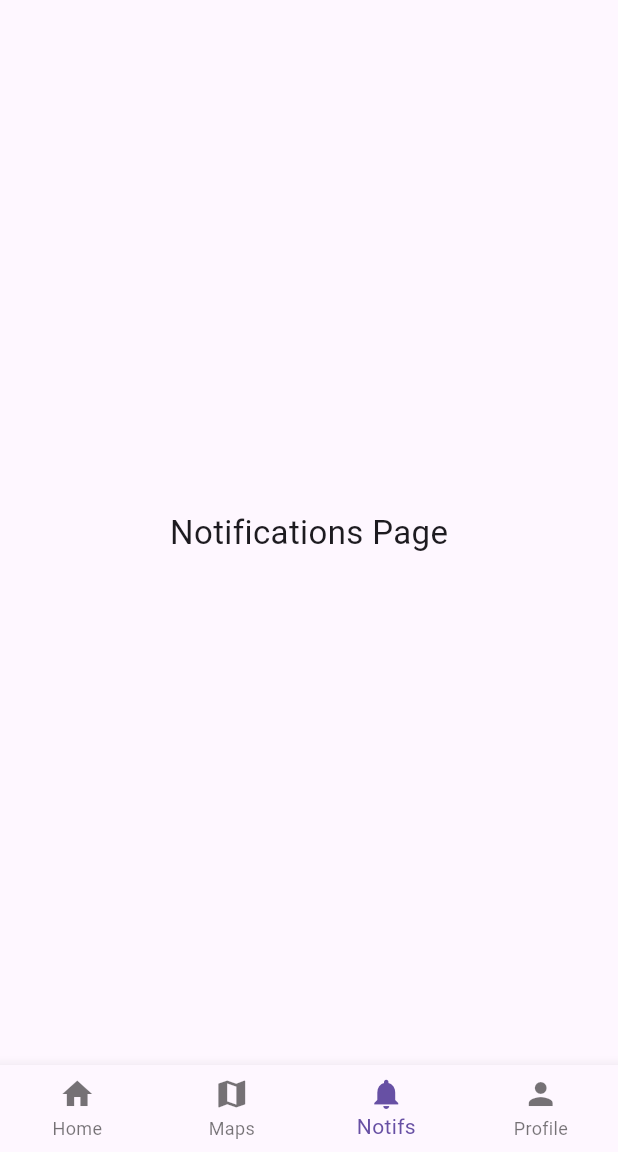
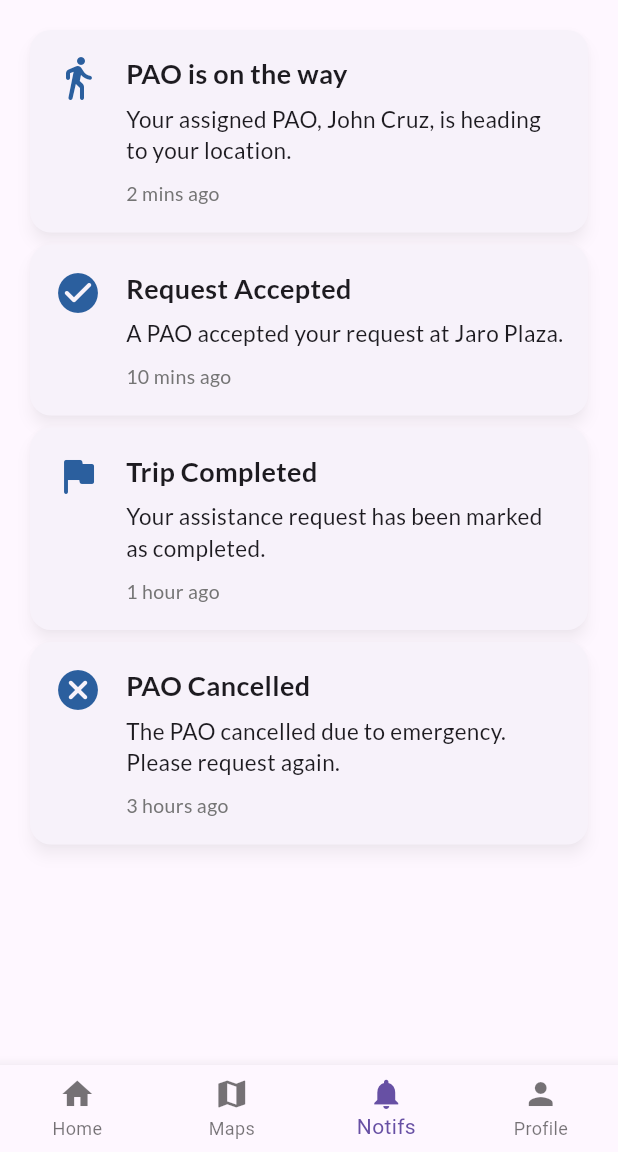
Before and after one commit to Angeloooww/FinalSakayAlalay, a Flutter app: the NotificationsPage screen opened directly, on a phone screen of 412 x 824 dp, the part 84-1236 px from its top. Run offline on Flutter 3.47's test engine with Material 3 defaults, Android fonts, the phone set to English and light mode, and no system bars; our stand-ins replace cloud_firestore, firebase_auth, firebase_core, flutter_map, geolocator, google_fonts and 3 more; missing offline and left inert: mobile_scanner; accounts and stored records are empty.

Commit message:
pao and user notif page

```diff
--- a/lib/user_side/pages/notification_page.dart
+++ b/lib/user_side/pages/notification_page.dart
@@ -57,14 +57,106 @@ class NotificationsPage extends StatelessWidget {
         ],
       ),
 
-      body: const Center(
-        child: Text(
-          "Notifications Page",
-          style: TextStyle(fontSize: 22),
-        ),
+      body: ListView(
+        padding: const EdgeInsets.all(16),
+        children: [
+          _notifCard(
+            title: "PAO is on the way",
+            message: "Your assigned PAO, John Cruz, is heading to your location.",
+            time: "2 mins ago",
+            icon: Icons.directions_walk_rounded,
+          ),
+
+          _notifCard(
+            title: "Request Accepted",
+            message: "A PAO accepted your request at Jaro Plaza.",
+            time: "10 mins ago",
+            icon: Icons.check_circle_rounded,
+          ),
+
+          _notifCard(
+            title: "Trip Completed",
+            message: "Your assistance request has been marked as completed.",
+            time: "1 hour ago",
+            icon: Icons.flag_rounded,
+          ),
+
+          _notifCard(
+            title: "PAO Cancelled",
+            message: "The PAO cancelled due to emergency. Please request again.",
+            time: "3 hours ago",
+            icon: Icons.cancel_rounded,
+          ),
+        ],
       ),
 
       bottomNavigationBar: BottomNav(currentIndex: 2),
     );
   }
+
+  // USER NOTIF CARD WIDGET
+  Widget _notifCard({
+    required String title,
+    required String message,
+    required String time,
+    required IconData icon,
+  }) {
+    return Card(
+      elevation: 4,
+      shadowColor: Colors.black26,
+      shape: RoundedRectangleBorder(
+        borderRadius: BorderRadius.circular(14),
+      ),
+      child: InkWell(
+        borderRadius: BorderRadius.circular(14),
+        onTap: () {
+          // Open notif details later
+        },
+        child: Padding(
+          padding: const EdgeInsets.all(16),
+          child: Row(
+            crossAxisAlignment: CrossAxisAlignment.start,
+            children: [
+              Icon(icon, size: 32, color: Color(0xFF2B5F9E)),
+              const SizedBox(width: 16),
+
+              Expanded(
+                child: Column(
+                  crossAxisAlignment: CrossAxisAlignment.start,
+                  children: [
+                    Text(
+                      title,
+                      style: GoogleFonts.lato(
+                        fontSize: 18,
+                        fontWeight: FontWeight.bold,
+                      ),
+                    ),
+
+                    const SizedBox(height: 6),
+
+                    Text(
+                      message,
+                      style: GoogleFonts.lato(
+                        fontSize: 15,
+                      ),
+                    ),
+
+                    const SizedBox(height: 10),
+
+                    Text(
+                      time,
+                      style: GoogleFonts.lato(
+                        fontSize: 13,
+                        color: Colors.grey.shade600,
+                      ),
+                    ),
+                  ],
+                ),
+              ),
+            ],
+          ),
+        ),
+      ),
+    );
+  }
 }
```
Also changed, not shown: lib/pao_side/pages/pao_notifications_page.dart (+100 -7 lines).
